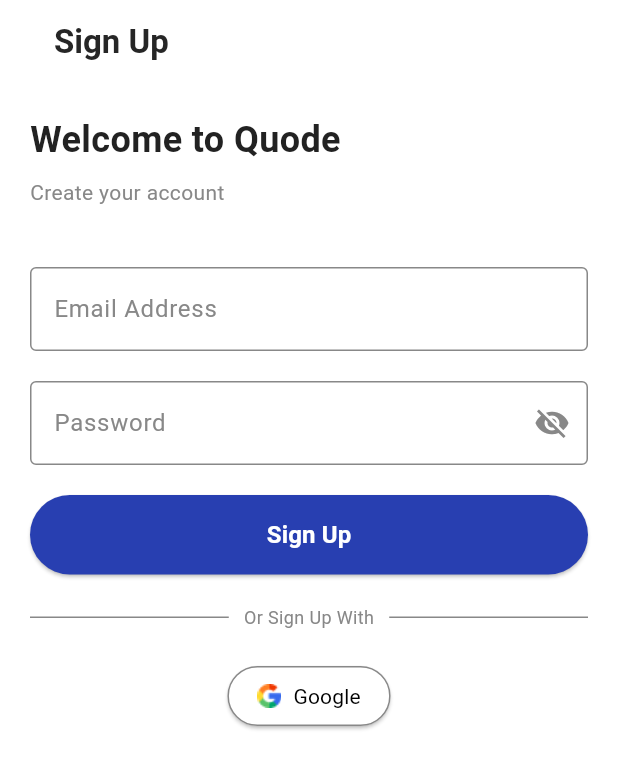
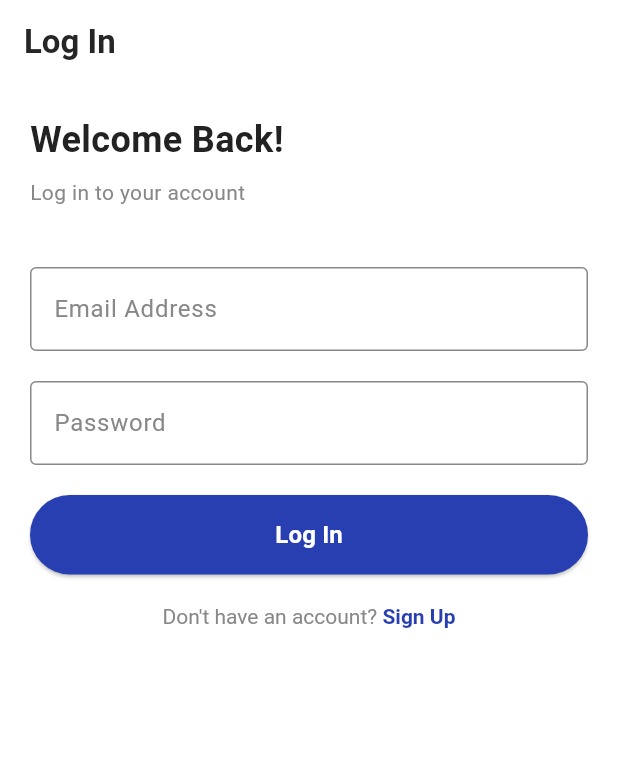
Before and after one commit to KubangPawis/gdsc-quote-app, a Flutter app: the screen it shows after launch, on a phone screen of 412 x 824 dp. Shown: the top 769 px of the screen. Run offline on Flutter 3.47's test engine with Material 3 defaults, Android fonts, the phone set to English and light mode, and no system bars; Roboto replaces fonts that are missing (Raleway).

Commit message:
feat: add log in page

```diff
--- a/frontend/lib/main.dart
+++ b/frontend/lib/main.dart
@@ -1,5 +1,5 @@
 import 'package:flutter/material.dart';
-import 'package:frontend/pages/sign_up_page.dart';
+import 'package:frontend/pages/log_in_page.dart';
 
 void main() {
   runApp(const Quode());
@@ -13,7 +13,7 @@ class Quode extends StatelessWidget {
     return MaterialApp(
       title: 'Quode',
       debugShowCheckedModeBanner: false,
-      home: SignUpPage(),
+      home: LoginPage(),
     );
   }
 }
--- /dev/null
+++ b/frontend/lib/pages/log_in_page.dart
@@ -0,0 +1,155 @@
+import 'package:flutter/material.dart';
+import 'sign_up_page.dart';
+
+class LoginPage extends StatelessWidget {
+  final TextEditingController _emailController = TextEditingController();
+  final TextEditingController _passwordController = TextEditingController();
+  final GlobalKey<FormState> _formKey = GlobalKey<FormState>();
+
+  @override
+  Widget build(BuildContext context) {
+    return Scaffold(
+      backgroundColor: Colors.white,
+      appBar: AppBar(
+        backgroundColor: Colors.white,
+        title: Text(
+          "Log In",
+          style: TextStyle(
+            fontFamily: 'Roboto',
+            fontSize: 22,
+            fontWeight: FontWeight.bold,
+            color: Color(0xFF262626),
+          ),
+        ),
+      ),
+      body: Padding(
+        padding: const EdgeInsets.all(20.0),
+        child: Column(
+          crossAxisAlignment: CrossAxisAlignment.start,
+          children: [
+            Text(
+              "Welcome Back!",
+              style: TextStyle(
+                fontFamily: 'Roboto',
+                fontSize: 24,
+                fontWeight: FontWeight.bold,
+                color: Color(0xFF222222),
+              ),
+            ),
+            SizedBox(height: 8.0),
+            Text(
+              "Log in to your account",
+              style: TextStyle(
+                fontFamily: 'Raleway',
+                fontSize: 14,
+                color: Color(0xFF888888),
+              ),
+            ),
+            SizedBox(height: 40.0),
+            Form(
+              key: _formKey,
+              child: Column(
+                children: [
+                  TextFormField(
+                    controller: _emailController,
+                    decoration: InputDecoration(
+                      labelText: 'Email Address',
+                      labelStyle: TextStyle(color: Color(0xFF888888)),
+                      enabledBorder: OutlineInputBorder(
+                        borderSide: BorderSide(color: Color(0xFF888888)),
+                      ),
+                      focusedBorder: OutlineInputBorder(
+                        borderSide: BorderSide(color: Color(0xFF283FB1), width: 2.0),
+                      ),
+                    ),
+                    keyboardType: TextInputType.emailAddress,
+                    validator: (value) {
+                      if (value == null || value.isEmpty) {
+                        return 'Please enter your email.';
+                      }
+                      return null;
+                    },
+                  ),
+                  SizedBox(height: 20.0),
+                  TextFormField(
+                    controller: _passwordController,
+                    obscureText: true,
+                    decoration: InputDecoration(
+                      labelText: 'Password',
+                      labelStyle: TextStyle(color: Color(0xFF888888)),
+                      enabledBorder: OutlineInputBorder(
+                        borderSide: BorderSide(color: Color(0xFF888888)),
+                      ),
+                      focusedBorder: OutlineInputBorder(
+                        borderSide: BorderSide(color: Color(0xFF283FB1), width: 2.0),
+                      ),
+                    ),
+                    validator: (value) {
+                      if (value == null || value.isEmpty) {
+                        return 'Please enter your password.';
+                      }
+                      return null;
+                    },
+                  ),
+                  SizedBox(height: 20.0),
+                  SizedBox(
+                    width: double.infinity,
+                    child: ElevatedButton(
+                      style: ElevatedButton.styleFrom(
+                        backgroundColor: Color(0xFF283FB1),
+                        padding: EdgeInsets.symmetric(vertical: 15.0),
+                      ),
+                      onPressed: () {
+                        if (_formKey.currentState?.validate() ?? false) {
+                          print("Email: ${_emailController.text}");
+                          print("Password: ${_passwordController.text}");
+                        }
+                      },
+                      child: Text(
+                        "Log In",
+                        style: TextStyle(
+                          fontSize: 16,
+                          fontWeight: FontWeight.bold,
+                          color: Colors.white,
+                        ),
+                      ),
+                    ),
+                  ),
+                  SizedBox(height: 20.0),
+                  Center(
+                    child: GestureDetector(
+                      onTap: () {
+                        Navigator.push(
+                          context,
+                          MaterialPageRoute(builder: (context) => SignUpPage()),
+                        );
+                      },
+                      child: RichText(
+                        text: TextSpan(
+                          text: "Don't have an account? ",
+                          style: TextStyle(
+                            fontSize: 14,
+                            color: Color(0xFF888888),
+                          ),
+                          children: [
+                            TextSpan(
+                              text: "Sign Up",
+                              style: TextStyle(
+                                fontWeight: FontWeight.bold,
+                                color: Color(0xFF283FB1),
+                              ),
+                            ),
+                          ],
+                        ),
+                      ),
+                    ),
+                  ),
+                ],
+              ),
+            ),
+          ],
+        ),
+      ),
+    );
+  }
+}
```
